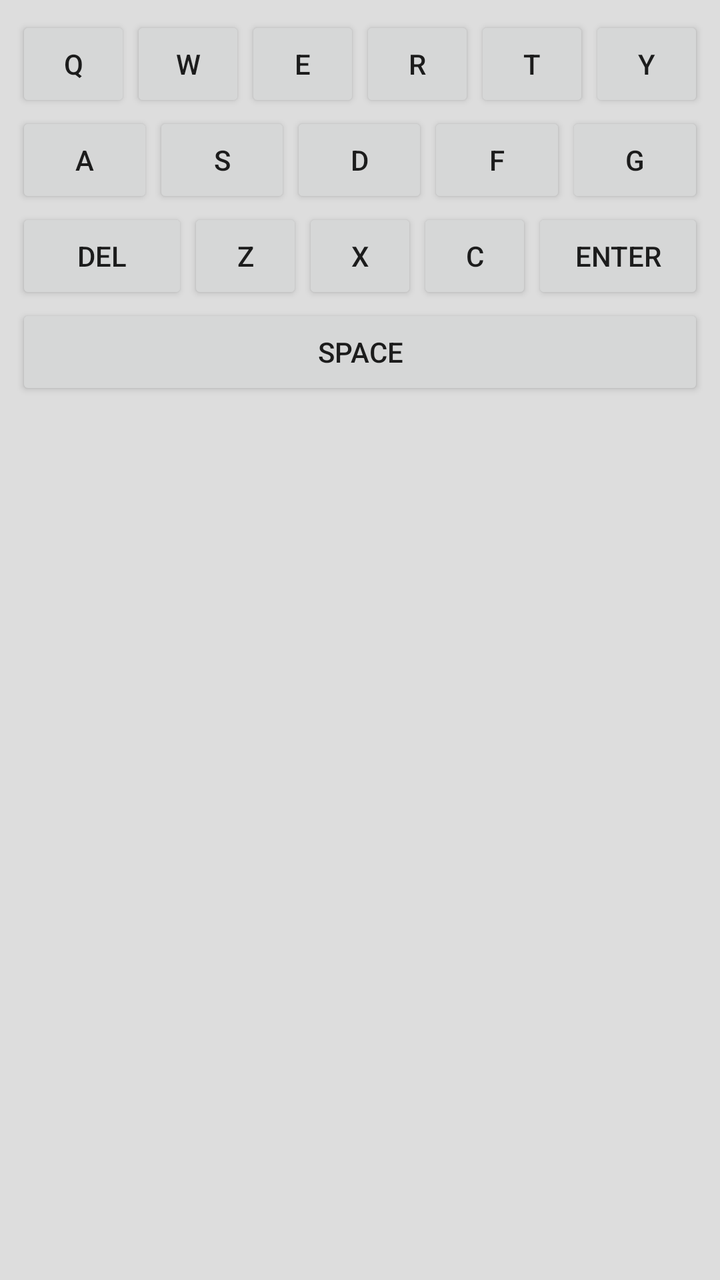
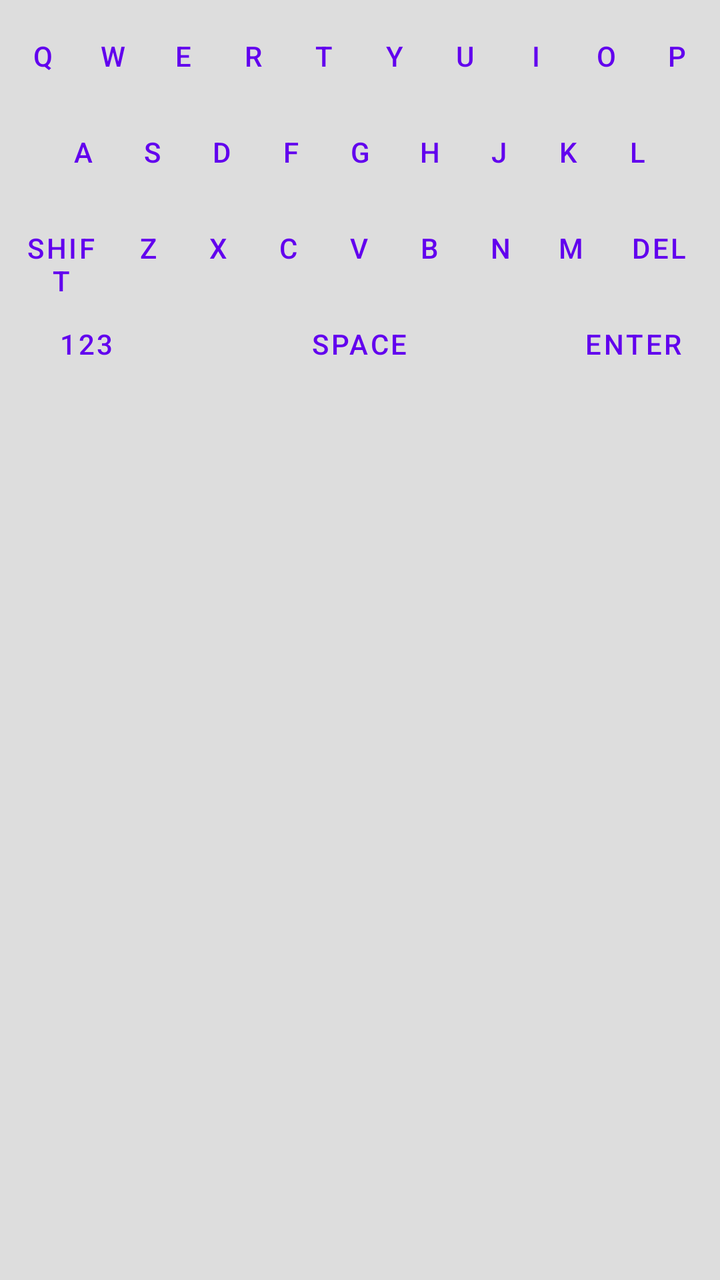

Before-and-after screenshots of an Android layout around one commit, followed by the original layout XML and the change that was made.
<!-- AndroidManifest.xml: application theme Theme.Qbot -->
<!-- res/layout/keyboard_view.xml -->
<?xml version="1.0" encoding="utf-8"?>
<LinearLayout xmlns:android="http://schemas.android.com/apk/res/android"
    android:layout_width="match_parent"
    android:layout_height="wrap_content"
    android:orientation="vertical"
    android:background="#DDDDDD"
    android:padding="8dp">

    <LinearLayout
        android:layout_width="match_parent"
        android:layout_height="wrap_content"
        android:orientation="horizontal">
        <Button android:layout_width="0dp" android:layout_height="wrap_content" android:layout_weight="1" android:text="Q" />
        <Button android:layout_width="0dp" android:layout_height="wrap_content" android:layout_weight="1" android:text="W" />
        <Button android:layout_width="0dp" android:layout_height="wrap_content" android:layout_weight="1" android:text="E" />
        <Button android:layout_width="0dp" android:layout_height="wrap_content" android:layout_weight="1" android:text="R" />
        <Button android:layout_width="0dp" android:layout_height="wrap_content" android:layout_weight="1" android:text="T" />
        <Button android:layout_width="0dp" android:layout_height="wrap_content" android:layout_weight="1" android:text="Y" />
    </LinearLayout>

    <LinearLayout
        android:layout_width="match_parent"
        android:layout_height="wrap_content"
        android:orientation="horizontal">
        <Button android:layout_width="0dp" android:layout_height="wrap_content" android:layout_weight="1" android:text="A" />
        <Button android:layout_width="0dp" android:layout_height="wrap_content" android:layout_weight="1" android:text="S" />
        <Button android:layout_width="0dp" android:layout_height="wrap_content" android:layout_weight="1" android:text="D" />
        <Button android:layout_width="0dp" android:layout_height="wrap_content" android:layout_weight="1" android:text="F" />
        <Button android:layout_width="0dp" android:layout_height="wrap_content" android:layout_weight="1" android:text="G" />
    </LinearLayout>

    <LinearLayout
        android:layout_width="match_parent"
        android:layout_height="wrap_content"
        android:orientation="horizontal">
        <Button android:layout_width="0dp" android:layout_height="wrap_content" android:layout_weight="1.5" android:text="DEL" />
        <Button android:layout_width="0dp" android:layout_height="wrap_content" android:layout_weight="1" android:text="Z" />
        <Button android:layout_width="0dp" android:layout_height="wrap_content" android:layout_weight="1" android:text="X" />
        <Button android:layout_width="0dp" android:layout_height="wrap_content" android:layout_weight="1" android:text="C" />
        <Button android:layout_width="0dp" android:layout_height="wrap_content" android:layout_weight="1.5" android:text="ENTER" />
    </LinearLayout>

    <LinearLayout
        android:layout_width="match_parent"
        android:layout_height="wrap_content"
        android:orientation="horizontal">
        <Button android:layout_width="match_parent" android:layout_height="wrap_content" android:text="SPACE" />
    </LinearLayout>

</LinearLayout>
<!-- resources referenced by this layout -->
<resources>
  <style name="Theme.Qbot" parent="Theme.MaterialComponents.DayNight.DarkActionBar">
          
          <item name="colorPrimary">@color/purple_500</item>
          <item name="colorPrimaryVariant">@color/purple_700</item>
          <item name="colorOnPrimary">@color/white</item>
          
          <item name="colorSecondary">@color/teal_200</item>
          <item name="colorSecondaryVariant">@color/teal_700</item>
          <item name="colorOnSecondary">@color/black</item>
          
          <item name="android:statusBarColor">?attr/colorPrimaryVariant</item>
          
      </style>
  <color name="purple_500">#FF6200EE</color>
  <color name="purple_700">#FF3700B3</color>
  <color name="white">#FFFFFFFF</color>
  <color name="teal_200">#FF03DAC5</color>
  <color name="teal_700">#FF018786</color>
  <color name="black">#FF000000</color>
</resources>

<!-- the commit's change to res/layout/keyboard_view.xml (unified diff, before → after) -->
@@ -4,47 +4,67 @@
     android:layout_height="wrap_content"
     android:orientation="vertical"
     android:background="#DDDDDD"
-    android:padding="8dp">
+    android:padding="4dp">
 
+    
     <LinearLayout
         android:layout_width="match_parent"
         android:layout_height="wrap_content"
         android:orientation="horizontal">
-        <Button android:layout_width="0dp" android:layout_height="wrap_content" android:layout_weight="1" android:text="Q" />
-        <Button android:layout_width="0dp" android:layout_height="wrap_content" android:layout_weight="1" android:text="W" />
-        <Button android:layout_width="0dp" android:layout_height="wrap_content" android:layout_weight="1" android:text="E" />
-        <Button android:layout_width="0dp" android:layout_height="wrap_content" android:layout_weight="1" android:text="R" />
-        <Button android:layout_width="0dp" android:layout_height="wrap_content" android:layout_weight="1" android:text="T" />
-        <Button android:layout_width="0dp" android:layout_height="wrap_content" android:layout_weight="1" android:text="Y" />
+        <Button android:layout_width="0dp" android:layout_height="wrap_content" android:layout_weight="1" android:text="Q" style="?android:attr/buttonBarButtonStyle" />
+        <Button android:layout_width="0dp" android:layout_height="wrap_content" android:layout_weight="1" android:text="W" style="?android:attr/buttonBarButtonStyle" />
+        <Button android:layout_width="0dp" android:layout_height="wrap_content" android:layout_weight="1" android:text="E" style="?android:attr/buttonBarButtonStyle" />
+        <Button android:layout_width="0dp" android:layout_height="wrap_content" android:layout_weight="1" android:text="R" style="?android:attr/buttonBarButtonStyle" />
+        <Button android:layout_width="0dp" android:layout_height="wrap_content" android:layout_weight="1" android:text="T" style="?android:attr/buttonBarButtonStyle" />
+        <Button android:layout_width="0dp" android:layout_height="wrap_content" android:layout_weight="1" android:text="Y" style="?android:attr/buttonBarButtonStyle" />
+        <Button android:layout_width="0dp" android:layout_height="wrap_content" android:layout_weight="1" android:text="U" style="?android:attr/buttonBarButtonStyle" />
+        <Button android:layout_width="0dp" android:layout_height="wrap_content" android:layout_weight="1" android:text="I" style="?android:attr/buttonBarButtonStyle" />
+        <Button android:layout_width="0dp" android:layout_height="wrap_content" android:layout_weight="1" android:text="O" style="?android:attr/buttonBarButtonStyle" />
+        <Button android:layout_width="0dp" android:layout_height="wrap_content" android:layout_weight="1" android:text="P" style="?android:attr/buttonBarButtonStyle" />
     </LinearLayout>
 
+    
+    <LinearLayout
+        android:layout_width="match_parent"
+        android:layout_height="wrap_content"
+        android:orientation="horizontal"
+        android:paddingStart="20dp"
+        android:paddingEnd="20dp">
+        <Button android:layout_width="0dp" android:layout_height="wrap_content" android:layout_weight="1" android:text="A" style="?android:attr/buttonBarButtonStyle" />
+        <Button android:layout_width="0dp" android:layout_height="wrap_content" android:layout_weight="1" android:text="S" style="?android:attr/buttonBarButtonStyle" />
+        <Button android:layout_width="0dp" android:layout_height="wrap_content" android:layout_weight="1" android:text="D" style="?android:attr/buttonBarButtonStyle" />
+        <Button android:layout_width="0dp" android:layout_height="wrap_content" android:layout_weight="1" android:text="F" style="?android:attr/buttonBarButtonStyle" />
+        <Button android:layout_width="0dp" android:layout_height="wrap_content" android:layout_weight="1" android:text="G" style="?android:attr/buttonBarButtonStyle" />
+        <Button android:layout_width="0dp" android:layout_height="wrap_content" android:layout_weight="1" android:text="H" style="?android:attr/buttonBarButtonStyle" />
+        <Button android:layout_width="0dp" android:layout_height="wrap_content" android:layout_weight="1" android:text="J" style="?android:attr/buttonBarButtonStyle" />
+        <Button android:layout_width="0dp" android:layout_height="wrap_content" android:layout_weight="1" android:text="K" style="?android:attr/buttonBarButtonStyle" />
+        <Button android:layout_width="0dp" android:layout_height="wrap_content" android:layout_weight="1" android:text="L" style="?android:attr/buttonBarButtonStyle" />
+    </LinearLayout>
+
+    
     <LinearLayout
         android:layout_width="match_parent"
         android:layout_height="wrap_content"
         android:orientation="horizontal">
-        <Button android:layout_width="0dp" android:layout_height="wrap_content" android:layout_weight="1" android:text="A" />
-        <Button android:layout_width="0dp" android:layout_height="wrap_content" android:layout_weight="1" android:text="S" />
-        <Button android:layout_width="0dp" android:layout_height="wrap_content" android:layout_weight="1" android:text="D" />
-        <Button android:layout_width="0dp" android:layout_height="wrap_content" android:layout_weight="1" android:text="F" />
-        <Button android:layout_width="0dp" android:layout_height="wrap_content" android:layout_weight="1" android:text="G" />
+        <Button android:layout_width="0dp" android:layout_height="wrap_content" android:layout_weight="1.5" android:text="SHIFT" style="?android:attr/buttonBarButtonStyle" />
+        <Button android:layout_width="0dp" android:layout_height="wrap_content" android:layout_weight="1" android:text="Z" style="?android:attr/buttonBarButtonStyle" />
+        <Button android:layout_width="0dp" android:layout_height="wrap_content" android:layout_weight="1" android:text="X" style="?android:attr/buttonBarButtonStyle" />
+        <Button android:layout_width="0dp" android:layout_height="wrap_content" android:layout_weight="1" android:text="C" style="?android:attr/buttonBarButtonStyle" />
+        <Button android:layout_width="0dp" android:layout_height="wrap_content" android:layout_weight="1" android:text="V" style="?android:attr/buttonBarButtonStyle" />
+        <Button android:layout_width="0dp" android:layout_height="wrap_content" android:layout_weight="1" android:text="B" style="?android:attr/buttonBarButtonStyle" />
+        <Button android:layout_width="0dp" android:layout_height="wrap_content" android:layout_weight="1" android:text="N" style="?android:attr/buttonBarButtonStyle" />
+        <Button android:layout_width="0dp" android:layout_height="wrap_content" android:layout_weight="1" android:text="M" style="?android:attr/buttonBarButtonStyle" />
+        <Button android:layout_width="0dp" android:layout_height="wrap_content" android:layout_weight="1.5" android:text="DEL" style="?android:attr/buttonBarButtonStyle" />
     </LinearLayout>
 
+    
     <LinearLayout
         android:layout_width="match_parent"
         android:layout_height="wrap_content"
         android:orientation="horizontal">
-        <Button android:layout_width="0dp" android:layout_height="wrap_content" android:layout_weight="1.5" android:text="DEL" />
-        <Button android:layout_width="0dp" android:layout_height="wrap_content" android:layout_weight="1" android:text="Z" />
-        <Button android:layout_width="0dp" android:layout_height="wrap_content" android:layout_weight="1" android:text="X" />
-        <Button android:layout_width="0dp" android:layout_height="wrap_content" android:layout_weight="1" android:text="C" />
-        <Button android:layout_width="0dp" android:layout_height="wrap_content" android:layout_weight="1.5" android:text="ENTER" />
-    </LinearLayout>
-
-    <LinearLayout
-        android:layout_width="match_parent"
-        android:layout_height="wrap_content"
-        android:orientation="horizontal">
-        <Button android:layout_width="match_parent" android:layout_height="wrap_content" android:text="SPACE" />
+        <Button android:layout_width="0dp" android:layout_height="wrap_content" android:layout_weight="2" android:text="123" style="?android:attr/buttonBarButtonStyle" />
+        <Button android:layout_width="0dp" android:layout_height="wrap_content" android:layout_weight="5" android:text="SPACE" style="?android:attr/buttonBarButtonStyle" />
+        <Button android:layout_width="0dp" android:layout_height="wrap_content" android:layout_weight="2" android:text="ENTER" style="?android:attr/buttonBarButtonStyle" />
     </LinearLayout>
 
 </LinearLayout>
